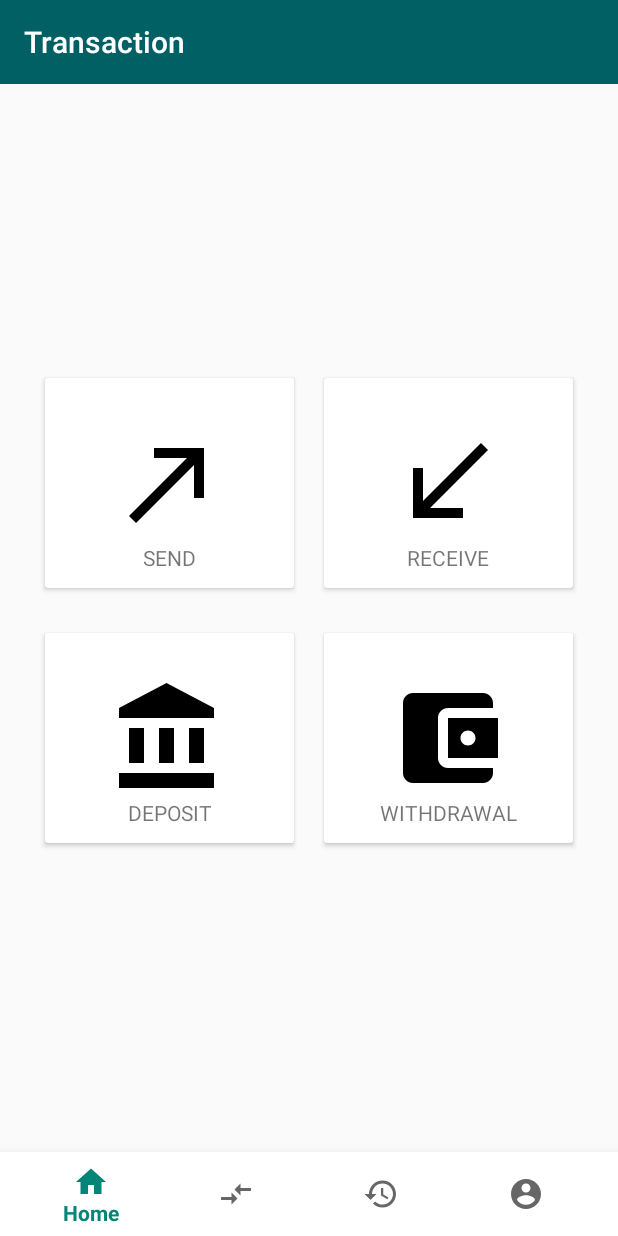
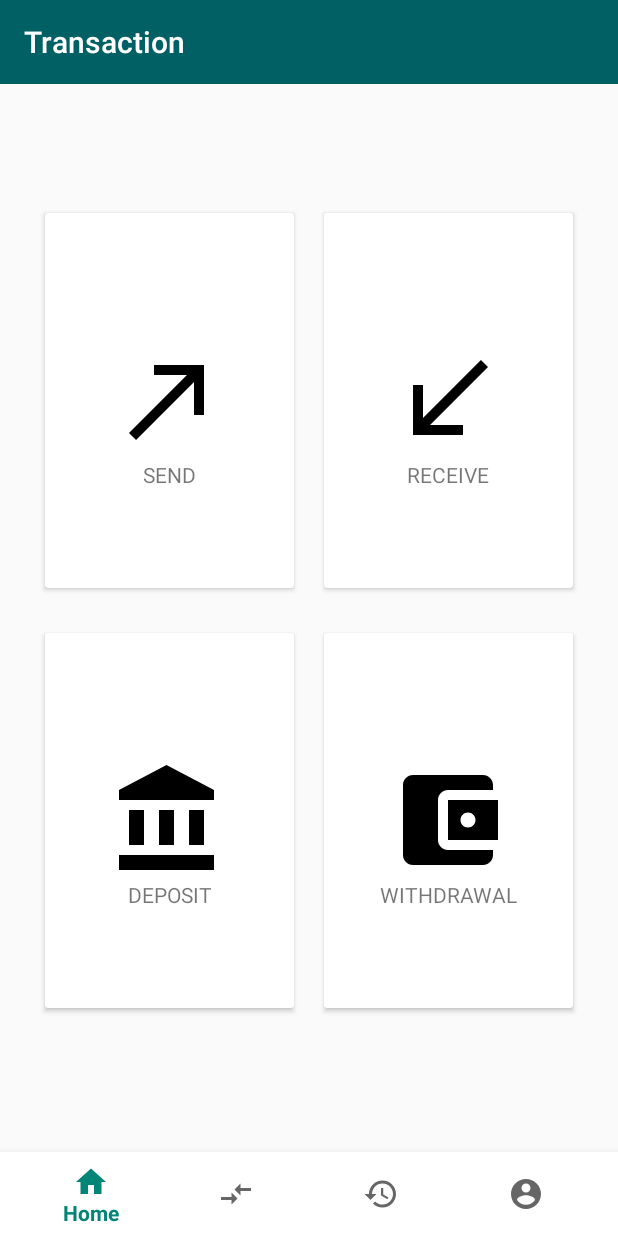
Before and after one commit to nurramdandoni/e-Payment, an Android app: the fragment TransactionFragment placed in its activity, on a phone screen of 412 x 824 dp. Run offline under Robolectric (Android 15) with nearby library versions, the phone set to English and light mode, and no system bars; our stand-ins replace Firebase (no records; nobody signed in at launch, a user with empty details on screens opened directly).

Commit message:
edit account language id to us

```diff
--- a/app/src/main/res/layout/fragment_account.xml
+++ b/app/src/main/res/layout/fragment_account.xml
@@ -100,7 +100,7 @@
                     <TextView
                         android:layout_width="match_parent"
                         android:layout_height="wrap_content"
-                        android:text="Nomor Account"
+                        android:text="No. Account"
                         android:textSize="12sp"
                         android:paddingLeft="35dp"/>
                 </LinearLayout>
@@ -138,7 +138,7 @@
                     <TextView
                         android:layout_width="match_parent"
                         android:layout_height="wrap_content"
-                        android:text="Nama Lengkap"
+                        android:text="Sure Name"
                         android:textSize="12sp"
                         android:paddingLeft="35dp"/>
                 </LinearLayout>
@@ -175,7 +175,7 @@
                     <TextView
                         android:layout_width="match_parent"
                         android:layout_height="wrap_content"
-                        android:text="Alamat Email"
+                        android:text="Email Address"
                         android:textSize="12sp"
                         android:paddingLeft="35dp"/>
                 </LinearLayout>
--- a/app/src/main/res/layout/fragment_transaction.xml
+++ b/app/src/main/res/layout/fragment_transaction.xml
@@ -30,7 +30,7 @@
                 <androidx.cardview.widget.CardView
                     android:id="@+id/cardSend"
                     android:layout_width="0dp"
-                    android:layout_height="140dp"
+                    android:layout_height="250dp"
                     android:layout_columnWeight="1"
                     android:layout_margin="10dp"
                     android:layout_marginBottom="20dp"
@@ -60,7 +60,7 @@
                 </androidx.cardview.widget.CardView>
                 <androidx.cardview.widget.CardView
                     android:layout_width="0dp"
-                    android:layout_height="140dp"
+                    android:layout_height="250dp"
                     android:layout_columnWeight="1"
                     android:layout_margin="10dp"
                     android:layout_marginBottom="20dp"
@@ -91,7 +91,7 @@
                 </androidx.cardview.widget.CardView>
                 <androidx.cardview.widget.CardView
                     android:layout_width="0dp"
-                    android:layout_height="140dp"
+                    android:layout_height="250dp"
                     android:layout_columnWeight="1"
                     android:layout_margin="10dp"
                     android:layout_marginBottom="20dp"
@@ -122,7 +122,7 @@
                 </androidx.cardview.widget.CardView>
                 <androidx.cardview.widget.CardView
                     android:layout_width="0dp"
-                    android:layout_height="140dp"
+                    android:layout_height="250dp"
                     android:layout_columnWeight="1"
                     android:layout_margin="10dp"
                     android:layout_marginBottom="20dp"
```
